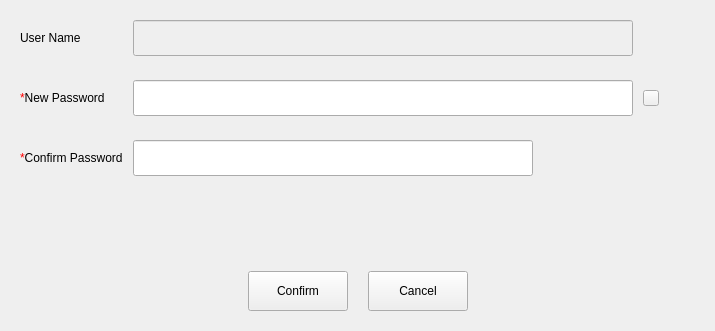
Qt form src/pages/system/user-manager/user-update-dialog.ui (openeuler-mirror/ks-scmc-gui) before a commit.
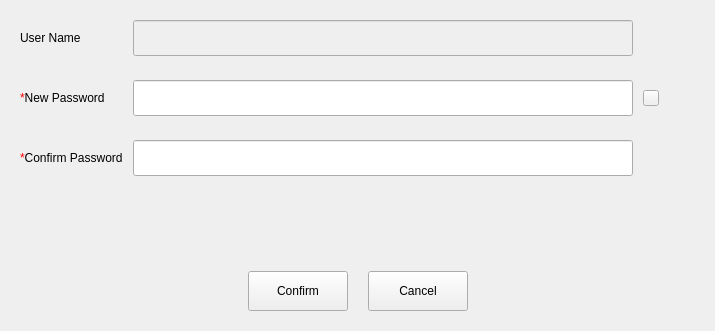
The same form after that commit.

Commit message: fix（pages）：modify code changes - 完善控件的大小

Diff of the .ui file:
```diff
--- a/src/pages/system/user-manager/user-update-dialog.ui
+++ b/src/pages/system/user-manager/user-update-dialog.ui
@@ -438,13 +438,13 @@
           <widget class="QLineEdit" name="lineEdit_confirm_new_pw">
            <property name="minimumSize">
             <size>
-             <width>400</width>
+             <width>500</width>
              <height>36</height>
             </size>
            </property>
            <property name="maximumSize">
             <size>
-             <width>400</width>
+             <width>500</width>
              <height>36</height>
             </size>
            </property>
```
